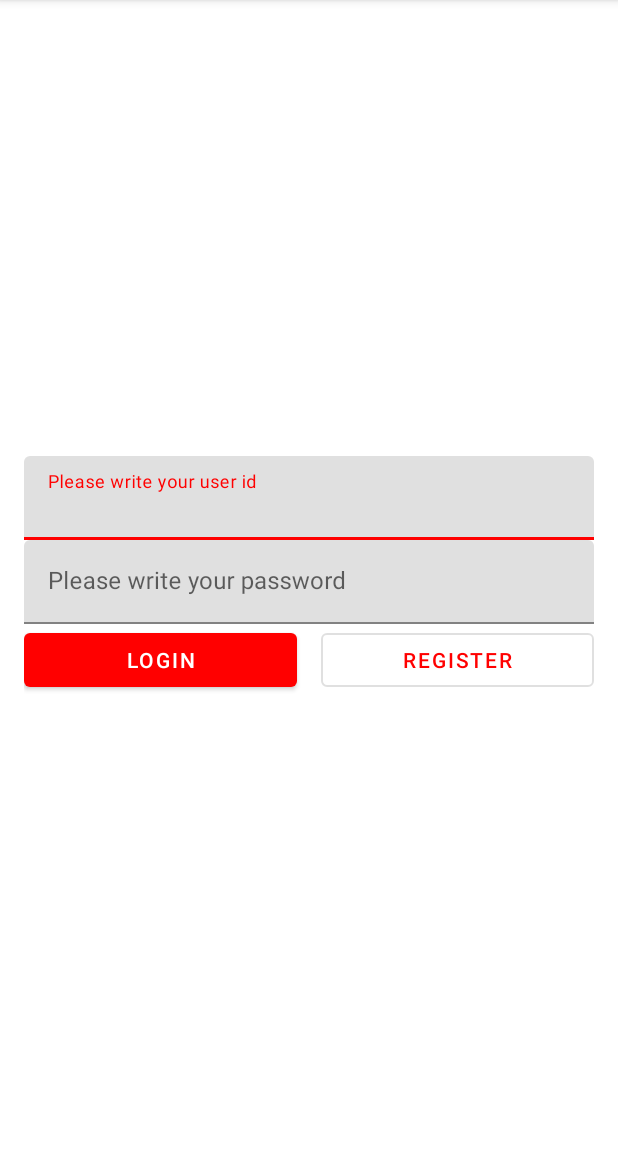
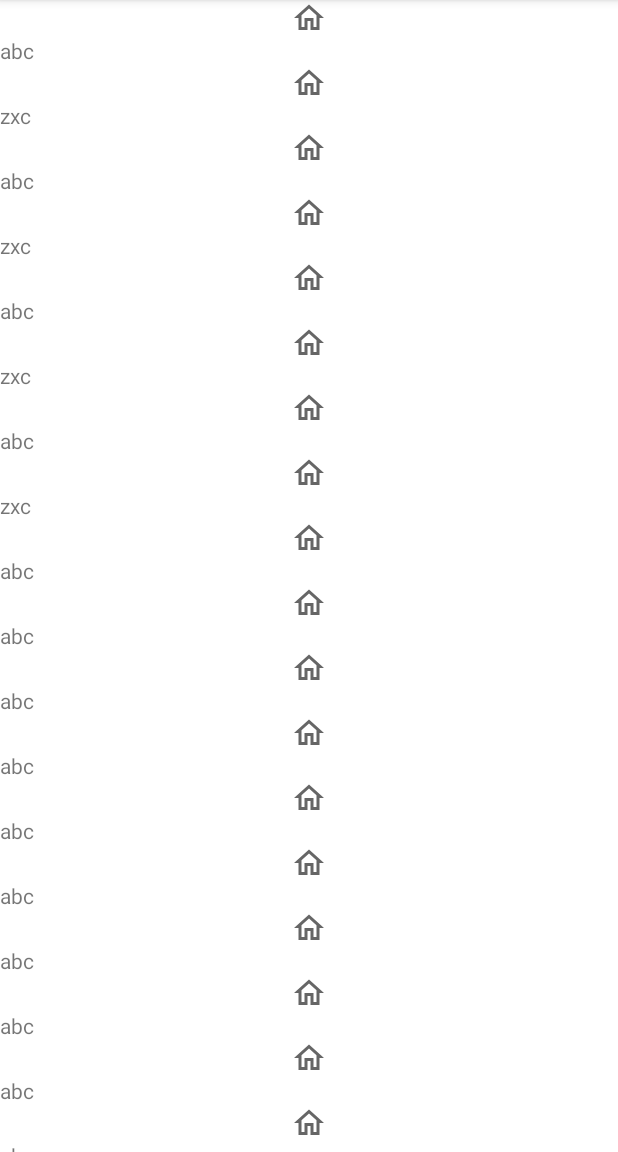
Before and after one commit to randomizerz/basicapp, an Android app: the screen it shows after launch (MainActivity before the commit, ItemsActivity after it), after a tap on "LOGIN", on a phone screen of 412 x 824 dp, the part 84-1236 px from its top. Run offline under Robolectric (Android 15) with nearby library versions, the phone set to English and light mode, and no system bars.

Commit message:
linear recyclerview.

```diff
--- a/app/src/main/AndroidManifest.xml
+++ b/app/src/main/AndroidManifest.xml
@@ -14,6 +14,9 @@
         android:theme="@style/Theme.BasicApp"
         tools:targetApi="31">
         <activity
+            android:name=".ItemsActivity"
+            android:exported="false" />
+        <activity
             android:name=".RegistrationActivity"
             android:exported="false" />
         <activity
--- /dev/null
+++ b/app/src/main/java/com/ntgclarity/basicapp/ItemsActivity.kt
@@ -0,0 +1,42 @@
+package com.ntgclarity.basicapp
+
+import android.os.Bundle
+import androidx.appcompat.app.AppCompatActivity
+import androidx.recyclerview.widget.RecyclerView
+
+class ItemsActivity : AppCompatActivity() {
+    override fun onCreate(savedInstanceState: Bundle?) {
+        super.onCreate(savedInstanceState)
+        setContentView(R.layout.activity_items)
+
+        val rvItems = findViewById<RecyclerView>(R.id.rv_items)
+
+        rvItems.adapter = ItemsAdapter(
+            listOf(
+                "abc",
+                "zxc",
+                "abc",
+                "zxc",
+                "abc",
+                "zxc",
+                "abc",
+                "zxc",
+                "abc",
+                "abc",
+                "abc",
+                "abc", "abc",
+                "abc",
+                "abc",
+                "abc",
+                "abc",
+                "abc",
+                "abc",
+                "abc",
+                "abc",
+                "abc",
+                "abc",
+                "abc"
+            )
+        )
+    }
+}
--- /dev/null
+++ b/app/src/main/java/com/ntgclarity/basicapp/ItemsAdapter.kt
@@ -0,0 +1,35 @@
+package com.ntgclarity.basicapp
+
+import android.view.LayoutInflater
+import android.view.View
+import android.view.ViewGroup
+import android.widget.ImageView
+import android.widget.TextView
+import androidx.recyclerview.widget.RecyclerView
+
+class ItemsAdapter(val items: List<String>) : RecyclerView.Adapter<ItemsAdapter.ItemViewHolder>() {
+    class ItemViewHolder(view: View) : RecyclerView.ViewHolder(view) {
+        var ivPhoto: ImageView? = null
+        var tvTitle: TextView? = null
+
+        init {
+            ivPhoto = view.findViewById(R.id.iv_item)
+            tvTitle = view.findViewById(R.id.tv_item)
+        }
+    }
+
+    override fun onCreateViewHolder(parent: ViewGroup, viewType: Int): ItemViewHolder {
+        val inflater = LayoutInflater.from(parent.context)
+        val view = inflater.inflate(R.layout.item, parent, false)
+
+        return ItemViewHolder(view)
+    }
+
+    override fun onBindViewHolder(holder: ItemViewHolder, position: Int) {
+        holder.tvTitle?.text = items[position]
+    }
+
+    override fun getItemCount(): Int {
+        return items.size
+    }
+}
--- a/app/src/main/java/com/ntgclarity/basicapp/MainActivity.kt
+++ b/app/src/main/java/com/ntgclarity/basicapp/MainActivity.kt
@@ -2,11 +2,9 @@ package com.ntgclarity.basicapp
 
 import android.content.Intent
 import android.os.Bundle
-import android.text.TextUtils
 import android.view.View
 import android.widget.Button
 import android.widget.EditText
-import android.widget.Toast
 import androidx.appcompat.app.AppCompatActivity
 
 class MainActivity : AppCompatActivity(), View.OnClickListener {
@@ -27,7 +25,7 @@ class MainActivity : AppCompatActivity(), View.OnClickListener {
 
     override fun onClick(view: View?) {
         if (view?.id == R.id.btn_login) {
-            val username = etUsername?.text
+            /*val username = etUsername?.text
 
             if (TextUtils.isEmpty(username)) {
                 Toast.makeText(this, "Username cannot be empty!", Toast.LENGTH_SHORT)
@@ -35,7 +33,10 @@ class MainActivity : AppCompatActivity(), View.OnClickListener {
             } else {
                 Toast.makeText(this, "Well done!", Toast.LENGTH_SHORT)
                     .show()
-            }
+            }*/
+            val intent = Intent(this, ItemsActivity::class.java)
+
+            startActivity(intent)
         } else if (view?.id == R.id.btn_register) {
             val intent = Intent(this, RegistrationActivity::class.java)
 
--- /dev/null
+++ b/app/src/main/res/layout/activity_items.xml
@@ -0,0 +1,15 @@
+<?xml version="1.0" encoding="utf-8"?>
+<androidx.constraintlayout.widget.ConstraintLayout xmlns:android="http://schemas.android.com/apk/res/android"
+    xmlns:app="http://schemas.android.com/apk/res-auto"
+    xmlns:tools="http://schemas.android.com/tools"
+    android:layout_width="match_parent"
+    android:layout_height="match_parent"
+    tools:context=".ItemsActivity">
+
+    <androidx.recyclerview.widget.RecyclerView
+        android:id="@+id/rv_items"
+        android:layout_width="match_parent"
+        android:layout_height="match_parent"
+        app:layoutManager="androidx.recyclerview.widget.LinearLayoutManager"
+        tools:listitem="@layout/item" />
+</androidx.constraintlayout.widget.ConstraintLayout>
--- /dev/null
+++ b/app/src/main/res/layout/item.xml
@@ -0,0 +1,19 @@
+<?xml version="1.0" encoding="utf-8"?>
+<LinearLayout xmlns:android="http://schemas.android.com/apk/res/android"
+    xmlns:tools="http://schemas.android.com/tools"
+    android:layout_width="match_parent"
+    android:layout_height="wrap_content"
+    android:orientation="vertical">
+
+    <ImageView android:src="@drawable/outline_home_24"
+        android:layout_gravity="center_horizontal"
+        android:id="@+id/iv_item"
+        android:layout_width="wrap_content"
+        android:layout_height="wrap_content" />
+
+    <TextView
+        android:id="@+id/tv_item"
+        android:layout_width="match_parent"
+        android:layout_height="wrap_content"
+        tools:text="Hello there!" />
+</LinearLayout>
```
